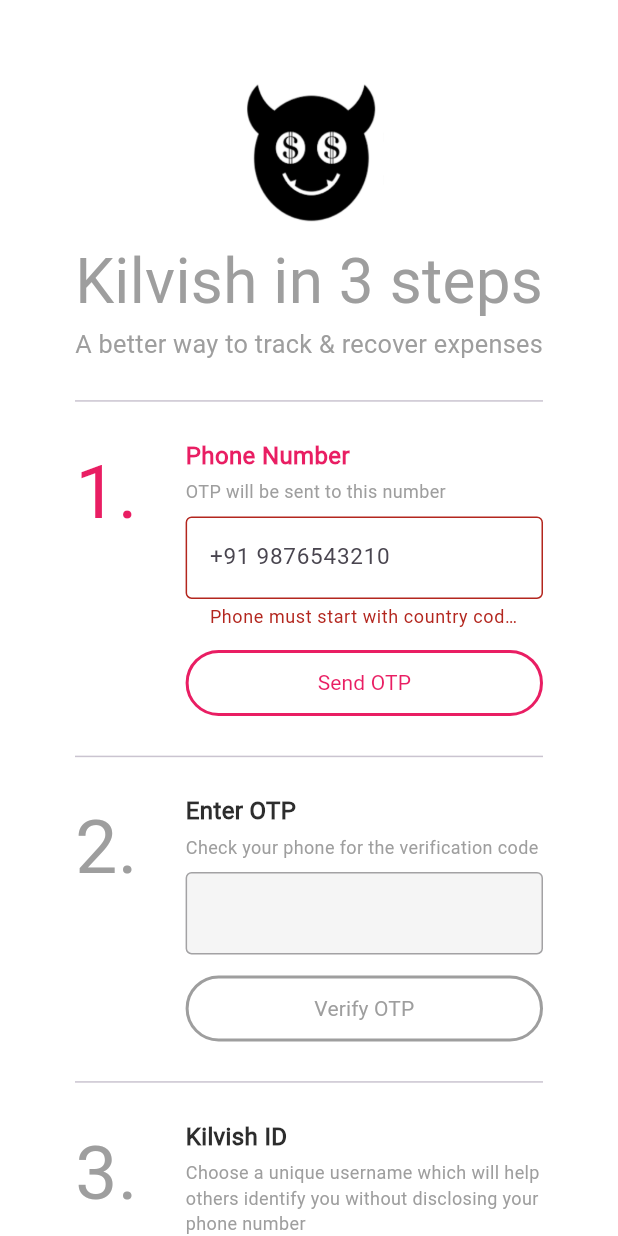
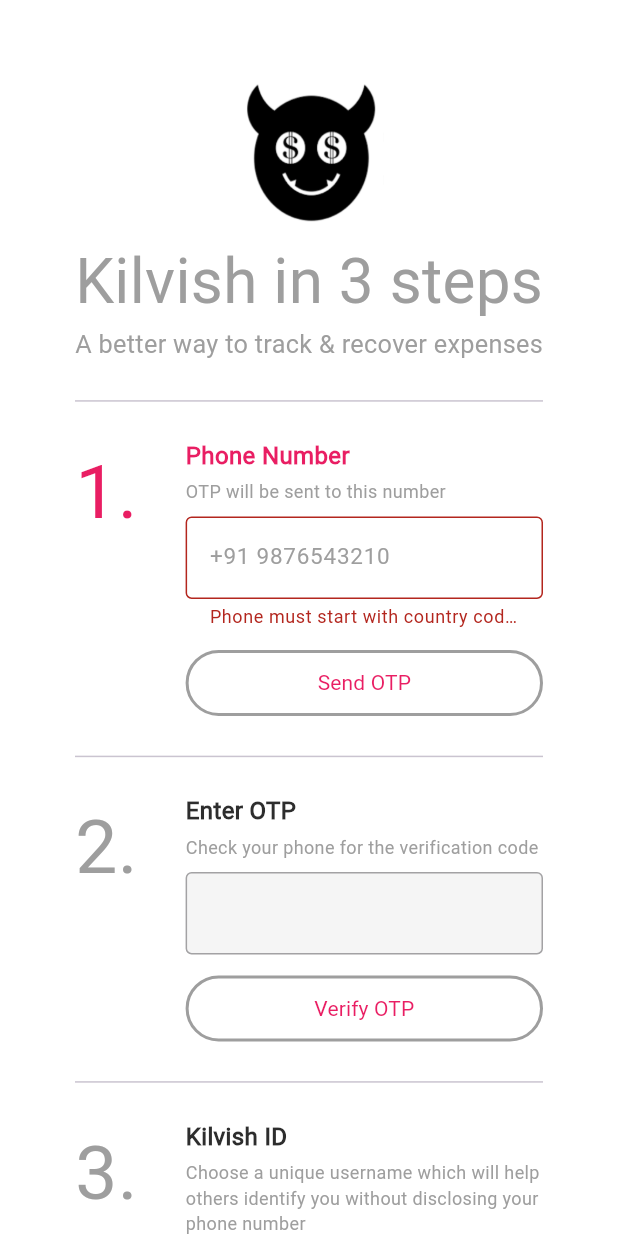
Before and after one commit to tamraj-kilvish/kilvish, a Flutter app: the screen it shows after launch, after a tap on "Send OTP", on a phone screen of 412 x 824 dp. Run offline on Flutter 3.47's test engine with Material 3 defaults, Android fonts, the phone set to English and light mode, and no system bars; our stand-ins replace cloud_firestore, cloud_functions, firebase_auth, firebase_core, fluttertoast, image_picker and 1 more; accounts and stored records are empty.

Commit message:
login screen works perfectly now. The user should be sent to home screen on app reload but that is not yet tested. The logout button does not refresh the screen. Will be fixed later

```diff
--- a/lib/main.dart
+++ b/lib/main.dart
@@ -1,3 +1,4 @@
+import 'package:cloud_firestore/cloud_firestore.dart';
 import 'package:flutter/material.dart';
 import 'package:firebase_core/firebase_core.dart';
 import 'package:firebase_auth/firebase_auth.dart';
@@ -47,21 +48,48 @@ class MyApp extends StatelessWidget {
 class AuthWrapper extends StatelessWidget {
   @override
   Widget build(BuildContext context) {
-    return StreamBuilder<User?>(
-      stream: FirebaseAuth.instance.authStateChanges(),
-      builder: (context, snapshot) {
-        if (snapshot.connectionState == ConnectionState.waiting) {
+    return FutureBuilder<bool>(
+      future: _hasCompletedSignup(),
+      builder: (context, isUserSignedIn) {
+        if (isUserSignedIn.connectionState == ConnectionState.waiting) {
           return Scaffold(
             body: Center(child: CircularProgressIndicator(color: primaryColor)),
           );
         }
 
-        if (snapshot.hasData) {
+        if (isUserSignedIn.data == true) {
           return HomeScreen();
         }
 
+        // User authenticated but hasn't completed signup (no Kilvish ID)
         return SignupScreen();
       },
     );
   }
+
+  Future<bool> _hasCompletedSignup() async {
+    try {
+      final FirebaseAuth auth = FirebaseAuth.instance;
+      User? user = auth.currentUser;
+      if (user == null) return false;
+
+      final idTokenResult = await user.getIdTokenResult();
+      final userId = idTokenResult.claims?['userId'] as String?;
+
+      if (userId == null) return false;
+
+      final userDoc = await FirebaseFirestore.instanceFor(
+        app: Firebase.app(),
+        databaseId: 'kilvish',
+      ).collection('Users').doc(userId).get();
+
+      if (!userDoc.exists) return false;
+
+      final kilvishId = userDoc.data()?['kilvishId'];
+      return kilvishId != null && kilvishId.toString().isNotEmpty;
+    } catch (e) {
+      print('Error checking signup completion: $e');
+      return false;
+    }
+  }
 }
--- a/lib/signup_screen.dart
+++ b/lib/signup_screen.dart
@@ -32,9 +32,9 @@ class _SignupScreenState extends State<SignupScreen> {
   }
 
   // Controllers
-  final TextEditingController _phoneController = TextEditingController();
+  late TextEditingController _phoneController;
   final TextEditingController _otpController = TextEditingController();
-  final TextEditingController _kilvishIdController = TextEditingController();
+  late TextEditingController _kilvishIdController;
 
   // Form key
   final _formKey = GlobalKey<FormState>();
@@ -55,10 +55,14 @@ class _SignupScreenState extends State<SignupScreen> {
   bool _isLoading = false;
   bool _isNewUser = false;
   bool _canResendOtp = true;
+  bool _hasKilvishId = false;
 
   @override
   void initState() {
     super.initState();
+
+    _phoneController = TextEditingController();
+    _kilvishIdController = TextEditingController();
 
     // Focus listeners to update current step
     _phoneFocus.addListener(() {
@@ -97,6 +101,35 @@ class _SignupScreenState extends State<SignupScreen> {
     _kilvishIdFocus.unfocus();
   }
 
+  String generateButtonLabelForPhoneForm() {
+    if (_isLoading) {
+      return "Wait...";
+    }
+
+    if (!_isOtpSent) {
+      return "Send OTP";
+    }
+
+    if (_canResendOtp) {
+      return "Resend OTP";
+    } else {
+      return "OTP Sent .. button will activate after 30 seconds";
+    }
+  }
+
+  String generateButtonLabelForVerifyOTPForm() {
+    if (_currentStep != 2) return "Verify OTP";
+
+    if (_isLoading) {
+      return "Wait...";
+    }
+    // if (_isOtpSent) {
+
+    // }
+
+    return "Verify OTP";
+  }
+
   @override
   Widget build(BuildContext context) {
     return Scaffold(
@@ -120,26 +153,26 @@ class _SignupScreenState extends State<SignupScreen> {
 
               // Step 1: Phone Number
               SignupFormStep(
+                currentStep: _currentStep,
                 stepNumber: "1",
                 fieldLabel: "Phone Number",
                 supportLabel: "OTP will be sent to this number",
                 hint: "+91 9876543210",
-                isActive: _currentStep == 1 && !_isOtpSent,
+                isActive: _currentStep >= 1,
                 isCompleted: _currentStep > 1,
                 controller: _phoneController,
                 focusNode: _phoneFocus,
                 validator: _validatePhone,
                 buttonVisible: true,
-                buttonLabel: _isOtpSent && _canResendOtp
-                    ? "Resend OTP"
-                    : "Send OTP",
-                buttonEnabled: !_isLoading,
-                onButtonPressed: _sendOtp,
+                buttonLabel: generateButtonLabelForPhoneForm(),
+                buttonEnabled: !_isLoading && _canResendOtp,
+                onButtonPressed: _sendOtpWrapper,
               ),
 
               // Step 2: OTP
               //if (_isOtpSent)
               SignupFormStep(
+                currentStep: _currentStep,
                 stepNumber: "2",
                 fieldLabel: "Enter OTP",
                 supportLabel: "Check your phone for the verification code",
@@ -152,37 +185,36 @@ class _SignupScreenState extends State<SignupScreen> {
                 keyboardType: TextInputType.number,
                 maxLength: 6,
                 buttonVisible: true,
-                buttonLabel: "Verify OTP",
+                buttonLabel: generateButtonLabelForVerifyOTPForm(),
                 buttonEnabled: _currentStep == 2 && !_isLoading,
-                onButtonPressed: _resendOtp,
+                onButtonPressed: _verifyOtpAndLoginUser,
               ),
 
               // Step 3: Kilvish ID (only for new users, after authentication)
               //if (_isNewUser)
               SignupFormStep(
+                currentStep: _currentStep,
                 stepNumber: "3",
                 fieldLabel: "Kilvish ID",
-                supportLabel:
-                    "Choose a unique username which will help others identify you without disclosing your phone number",
-                hint: "crime-master-gogo",
+                supportLabel: _hasKilvishId
+                    ? "You can choose a different kilvish Id if you like to. Leave it the same & press login if you do not want to update it."
+                    : "Choose a unique username which will help others identify you without disclosing your phone number",
+                hint:
+                    "crime-master-gogo .. only letters, numbers & '-' allowed",
                 isActive: _currentStep == 3,
                 isCompleted: false,
                 controller: _kilvishIdController,
                 focusNode: _kilvishIdFocus,
                 validator: _validateKilvishId,
                 buttonVisible: true,
-                buttonLabel: "Just let me in !!",
-                buttonEnabled: _currentStep == 3,
+                buttonLabel: _isLoading
+                    ? "Wait..."
+                    : _hasKilvishId
+                    ? "Login"
+                    : "Just let me in !!",
+                buttonEnabled: _currentStep == 3 && !_isLoading,
+                onButtonPressed: _updateUserKilvishIdAndSendToHomeScreen,
               ),
-
-              const SizedBox(height: 32),
-
-              // Main action button
-              if (_isOtpSent && !_isNewUser)
-                _buildMainButton("Verify OTP", _verifyOtp),
-
-              if (_isNewUser)
-                _buildMainButton("Complete Setup", _completeUserSetup),
             ],
           ),
         ),
@@ -278,9 +310,12 @@ class _SignupScreenState extends State<SignupScreen> {
     if (value.length < 3) {
       return 'Kilvish ID must be at least 3 characters';
     }
-    if (!RegExp(r'^[a-zA-Z0-9_-]+$').hasMatch(value)) {
-      return 'Only letters, numbers, hyphens and underscores allowed';
+    if (!RegExp(r'^[a-zA-Z0-9-]+$').hasMatch(value)) {
+      return 'Only letters, numbers and hyphens allowed';
     }
+
+    //TODO - check if kilvish ID already exist
+
     return null;
   }
 
@@ -325,7 +360,7 @@ class _SignupScreenState extends State<SignupScreen> {
     }
   }
 
-  void _resendOtp() {
+  void _sendOtpWrapper() {
     setState(() {
       _isOtpSent = false;
       _otpController.clear();
@@ -343,7 +378,7 @@ class _SignupScreenState extends State<SignupScreen> {
     });
   }
 
-  void _verifyOtp() async {
+  void _verifyOtpAndLoginUser() async {
     if (!_formKey.currentState!.validate()) return;
 
     _removeFocusFromAllFields();
@@ -389,38 +424,50 @@ class _SignupScreenState extends State<SignupScreen> {
           final isNewUser = result.data['isNewUser'] ?? false;
           final userData = result.data['user'];
 
-          if (isNewUser) {
-            // New user - show Kilvish ID field
-            setState(() {
-              _isNewUser = true;
-              _currentStep = 3;
-              _isLoading = false;
-            });
-            _kilvishIdFocus.requestFocus();
-          } else {
-            // Existing user - check if they have kilvishId
-            final hasKilvishId =
+          setState(() {
+            _hasKilvishId =
                 userData['kilvishId'] != null &&
                 userData['kilvishId'].toString().isNotEmpty;
+            if (_hasKilvishId) {
+              _kilvishIdController.text = userData['kilvishId'].toString();
+            }
+            _currentStep = 3;
+            _isLoading = false;
+          });
+          _kilvishIdFocus.requestFocus();
 
-            if (!hasKilvishId) {
-              // User exists but needs to set up kilvishId
-              setState(() {
-                _isNewUser = true;
-                _currentStep = 3;
-                _isLoading = false;
-              });
-              _kilvishIdFocus.requestFocus();
-            } else {
-              // Existing user with complete profile - refresh token and navigate
-              await Future.delayed(const Duration(seconds: 1));
-              await user.getIdToken(true);
+          //   if (isNewUser) {
+          //     // New user - show Kilvish ID field
+          //     setState(() {
+          //       _isNewUser = true;
+          //       _currentStep = 3;
+          //       _isLoading = false;
+          //     });
+          //     _kilvishIdFocus.requestFocus();
+          //   } else {
+          //     // Existing user - check if they have kilvishId
+          //     final hasKilvishId =
+          //         userData['kilvishId'] != null &&
+          //         userData['kilvishId'].toString().isNotEmpty;
 
-              if (mounted) {
-                _navigateToHome();
-              }
-            }
-          }
+          //     if (!hasKilvishId) {
+          //       // User exists but needs to set up kilvishId
+          //       setState(() {
+          //         _isNewUser = true;
+          //         _currentStep = 3;
+          //         _isLoading = false;
+          //       });
+          //       _kilvishIdFocus.requestFocus();
+          //     } else {
+          //       // Existing user with complete profile - refresh token and navigate
+          //       await Future.delayed(const Duration(seconds: 1));
+          //       await user.getIdToken(true);
+
+          //       if (mounted) {
+          //         _navigateToHome();
+          //       }
+          //     }
+          //   }
         }
       } catch (e, stackTrace) {
         log('Firebase Function error: $e', error: e, stackTrace: stackTrace);
@@ -434,7 +481,7 @@ class _SignupScreenState extends State<SignupScreen> {
     }
   }
 
-  void _completeUserSetup() async {
+  void _updateUserKilvishIdAndSendToHomeScreen() async {
     if (!_formKey.currentState!.validate()) return;
 
     _removeFocusFromAllFields();
@@ -499,6 +546,7 @@ class _SignupScreenState extends State<SignupScreen> {
 
 // Reusable signup form step widget
 class SignupFormStep extends StatelessWidget {
+  final int currentStep;
   final String stepNumber;
   final String fieldLabel;
   final String supportLabel;
@@ -517,6 +565,7 @@ class SignupFormStep extends StatelessWidget {
 
   const SignupFormStep({
     Key? key,
+    required this.currentStep,
     required this.stepNumber,
     required this.fieldLabel,
     required this.supportLabel,
@@ -579,7 +628,9 @@ class SignupFormStep extends StatelessWidget {
           "$stepNumber.",
           style: TextStyle(
             fontSize: 50.0,
-            color: (isActive) ? primaryColor : inactiveColor,
+            color: (currentStep.toString() == stepNumber)
+                ? primaryColor
+                : inactiveColor,
           ),
         ),
       ),
@@ -592,7 +643,7 @@ class SignupFormStep extends StatelessWidget {
       style: TextStyle(
         fontSize: 16,
         fontWeight: FontWeight.w600,
-        color: isActive ? primaryColor : kTextColor,
+        color: currentStep.toString() == stepNumber ? primaryColor : kTextColor,
       ),
     );
   }
@@ -613,6 +664,7 @@ class SignupFormStep extends StatelessWidget {
       maxLength: maxLength,
       decoration: InputDecoration(
         hintText: isActive ? hint : "",
+        hintStyle: TextStyle(color: inactiveColor),
         counterText: maxLength != null ? "" : null,
         border: OutlineInputBorder(borderSide: BorderSide(color: bordercolor)),
         focusedBorder: OutlineInputBorder(
@@ -634,13 +686,14 @@ class SignupFormStep extends StatelessWidget {
             color: buttonEnabled ? primaryColor : inactiveColor,
             width: 2,
           ),
+          backgroundColor: buttonEnabled ? primaryColor : null,
           padding: const EdgeInsets.symmetric(vertical: 12),
         ),
         onPressed: buttonEnabled ? onButtonPressed : null,
         child: Text(
           buttonLabel ?? "Continue",
           style: TextStyle(
-            color: buttonEnabled ? primaryColor : inactiveColor,
+            color: buttonEnabled ? Colors.white : primaryColor,
             fontSize: 14,
           ),
         ),
```
